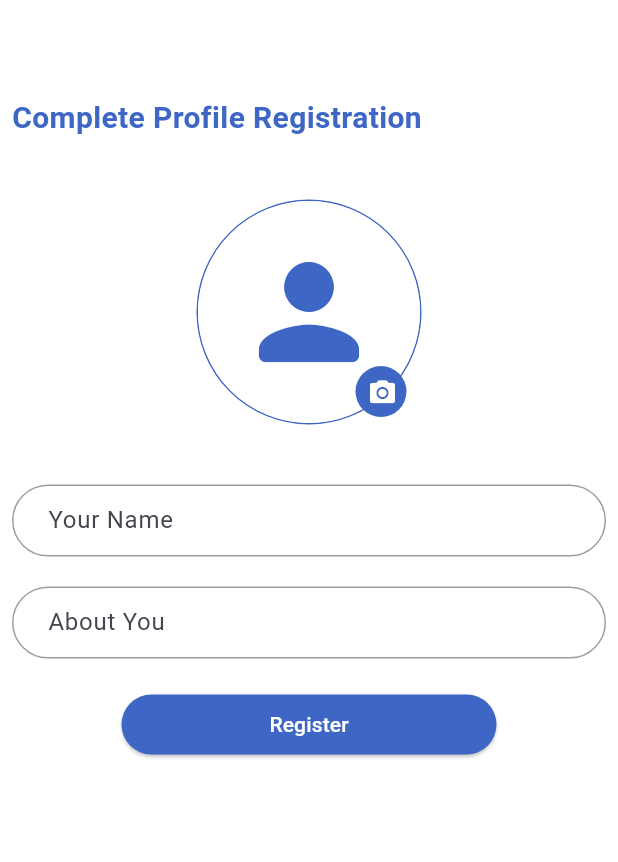
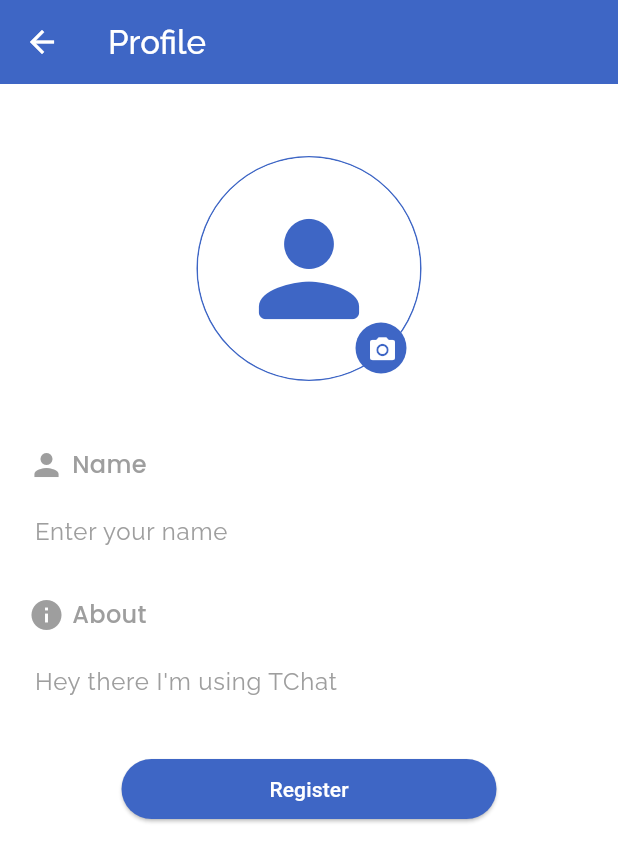
Before and after one commit to lahotimohit/tchat-frontend, a Flutter app: the SignupScreen screen opened directly, on a phone screen of 412 x 824 dp. Shown: the top 862 px of the screen. Run offline on Flutter 3.47's test engine with Material 3 defaults, Android fonts, the phone set to English and light mode, and no system bars; our stand-ins replace connectivity_plus, dio, flutter_carousel_widget, flutter_secure_storage, google_fonts, image_picker and 1 more; missing offline and left inert: agora_uikit; accounts and stored records are empty; project files that could hold a hidden picture were left out.

```diff
--- /dev/null
+++ b/lib/api/register.dart
@@ -0,0 +1,31 @@
+import 'package:dio/dio.dart';
+import 'package:tchat_frontend/interceptors/dio_interceptor.dart';
+import 'package:tchat_frontend/services/storage.dart';
+
+class RegisterAPI {
+  late Dio _dio;
+  SecureStorage storage = SecureStorage();
+
+  RegisterAPI() {
+    _dio = Dio();
+    _dio.interceptors.add(DioInterceptor());
+  }
+
+  final String _loginURL = "http://113.193.84.5:5003/api/v1/auth/register";
+
+  Future<Map<String, dynamic>> dioRegister(
+      String name, String about, String url) async {
+    // TODO: Handle the case when server is off....
+    try {
+      final response = await _dio.post(_loginURL,
+          data: {"profilePicture": url, "about": about, "name": name});
+      if (response.statusCode == 200) {
+        String message = response.data['message'];
+        return {"msg": message, "code": 200};
+      }
+      return {"error": "Unexpected error arises...", "code": 401};
+    } on DioException catch (e) {
+      return {"error": e, "code": 401};
+    }
+  }
+}
--- a/lib/authentication/screen/signup.dart
+++ b/lib/authentication/screen/signup.dart
@@ -1,12 +1,12 @@
-import 'dart:convert';
 import 'package:flutter/material.dart';
+import 'package:google_fonts/google_fonts.dart';
 import 'package:image_picker/image_picker.dart';
+import 'package:tchat_frontend/api/register.dart';
+import 'package:tchat_frontend/authentication/widgets/snackmessage.dart';
 import 'dart:io';
 import 'package:tchat_frontend/authentication/widgets/bottom_sheet.dart';
 import 'package:tchat_frontend/authentication/widgets/profile_photo.dart';
-import 'package:tchat_frontend/authentication/widgets/text_field.dart';
-import 'package:tchat_frontend/otp/screen/main.dart';
-import 'package:http/http.dart' as http;
+import 'package:tchat_frontend/home/screen/main.dart';
 
 class SignupScreen extends StatefulWidget {
   const SignupScreen({super.key});
@@ -17,10 +17,15 @@ class SignupScreen extends StatefulWidget {
 
 class _SignupScreenState extends State<SignupScreen> {
   final ImagePicker _picker = ImagePicker();
+  bool isRegister = false;
+  final TextEditingController _nameController = TextEditingController();
+  final TextEditingController _aboutController = TextEditingController();
   XFile? _image;
 
-  final _emailController = TextEditingController();
-  final _passwordController = TextEditingController();
+  @override
+  void initState() {
+    super.initState();
+  }
 
   void _openBottomSheet(BuildContext context) {
     showModalBottomSheet(
@@ -43,65 +48,61 @@ class _SignupScreenState extends State<SignupScreen> {
 
   @override
   void dispose() {
-    _emailController.dispose();
-    _passwordController.dispose();
     super.dispose();
   }
 
   void _submitSignup() async {
-    if (_emailController.text.isEmpty || _passwordController.text.isEmpty) {
-      ScaffoldMessenger.of(context).showSnackBar(const SnackBar(
-        content: Text("All fields are necessary"),
-        duration: Duration(seconds: 2),
-      ));
-    } else if (_passwordController.text.length < 6) {
-      ScaffoldMessenger.of(context).showSnackBar(const SnackBar(
-        content: Text("Password length must be atleast 6 digits"),
-        duration: Duration(seconds: 2),
-      ));
-    } else if (!_emailController.text.contains("@")) {
-      ScaffoldMessenger.of(context).showSnackBar(const SnackBar(
-        content: Text("Please enter valid email address"),
-        duration: Duration(seconds: 2),
-      ));
+    try {
+      RegisterAPI api = RegisterAPI();
+      final Map<String, dynamic> result = await api.dioRegister(
+          "https://placehold.co/600x400",
+          _aboutController.text.trim(),
+          _nameController.text.trim());
+      setState(() {
+        isRegister = false;
+      });
+      Navigator.of(context).pop();
+
+      if (result['code'] == 401) {
+        snackmessage(context, result['error']);
       } else {
-      var url = Uri.http("192.168.14.23:8000", "/register");
-      var response = await http.post(url,
-          body: json.encode({
-            "email": _emailController.text,
-            "password": _passwordController.text
-          }));
-      if (response.statusCode == 200) {
+        snackmessage(context, result['msg']);
         Navigator.of(context)
-            .push(MaterialPageRoute(builder: (ctx) => OtpScreen()));
-      } else {
-        print(response.body);
-        ScaffoldMessenger.of(context).showSnackBar(SnackBar(
-          content: Text(json.decode(response.body).toString()),
-          duration: Duration(seconds: 2),
-        ));
+            .push(MaterialPageRoute(builder: (ctx) => const HomeMainScreen()));
       }
+    } catch (e) {
+      setState(() {
+        isRegister = false;
+      });
+      snackmessage(context, "Internal Server Error");
     }
   }
 
   @override
   Widget build(BuildContext context) {
     return Scaffold(
-      appBar: AppBar(),
+      appBar: AppBar(
+        backgroundColor: Theme.of(context).colorScheme.primary,
+        leading: IconButton(
+            onPressed: () {
+              Navigator.of(context).pop();
+            },
+            icon: const Icon(
+              Icons.arrow_back,
+              color: Colors.white,
+            )),
+        title: Text(
+          "Profile",
+          style: GoogleFonts.raleway(
+              color: Colors.white, fontWeight: FontWeight.w500),
+        ),
+      ),
       body: SingleChildScrollView(
         child: Padding(
           padding: const EdgeInsets.all(8.0),
           child: Column(
             crossAxisAlignment: CrossAxisAlignment.start,
             children: [
-              Text(
-                "Complete Profile Registration",
-                style: TextStyle(
-                  color: Theme.of(context).colorScheme.primary,
-                  fontSize: 20,
-                  fontWeight: FontWeight.bold,
-                ),
-              ),
               const SizedBox(height: 40),
               Center(
                 child: ProfilePhoto(
@@ -110,15 +111,28 @@ class _SignupScreenState extends State<SignupScreen> {
                 ),
               ),
               const SizedBox(height: 40),
-              TextFieldWidget(
-                  controller: _emailController,
-                  labelText: "Your Name",
-                  obscureText: false),
-              const SizedBox(height: 20),
-              TextFieldWidget(
-                  controller: _passwordController,
-                  labelText: "About You",
-                  obscureText: true),
+              Center(
+                child: SizedBox(
+                  width: MediaQuery.of(context).size.width - 30,
+                  child: Card(
+                    color: Colors.white,
+                    elevation: 0,
+                    child: Column(
+                      children: [
+                        cardItem(
+                            const Icon(
+                              Icons.person,
+                              color: Colors.grey,
+                            ),
+                            "Name",
+                            _nameController,
+                            "Enter your name"),
+                        const SizedBox(height: 16),
+                        cardItem(
+                            const Icon(Icons.info, color: Colors.grey),
+                            "About",
+                            _aboutController,
+                            "Hey there I'm using TChat"),
                         const SizedBox(height: 20),
                         Center(
                           child: SizedBox(
@@ -128,10 +142,20 @@ class _SignupScreenState extends State<SignupScreen> {
                                 _submitSignup();
                               },
                               style: ElevatedButton.styleFrom(
-                      backgroundColor: Theme.of(context).colorScheme.primary,
-                      foregroundColor: Theme.of(context).colorScheme.surface,
+                                backgroundColor:
+                                    Theme.of(context).colorScheme.primary,
+                                foregroundColor:
+                                    Theme.of(context).colorScheme.surface,
                               ),
                               child: const Text("Register"),
+                            ),
+                          ),
+                        ),
+                        const SizedBox(
+                          height: 50,
+                        )
+                      ],
+                    ),
                   ),
                 ),
               ),
@@ -142,3 +166,38 @@ class _SignupScreenState extends State<SignupScreen> {
     );
   }
 }
+
+Widget cardItem(Icon labelIcon, String labelTitle,
+    TextEditingController controller, String hintText) {
+  return Column(
+    children: [
+      Row(
+        children: [
+          labelIcon,
+          const SizedBox(
+            width: 5,
+          ),
+          Text(labelTitle,
+              style: GoogleFonts.poppins(
+                fontSize: 16,
+                color: Colors.grey,
+                fontWeight: FontWeight.w500,
+              )),
+        ],
+      ),
+      const SizedBox(height: 4),
+      Card(
+        color: Colors.white,
+        elevation: 0,
+        child: TextField(
+          controller: controller,
+          decoration: InputDecoration(
+              border: InputBorder.none,
+              hintText: hintText,
+              hintStyle: GoogleFonts.raleway(
+                  color: Colors.grey, fontWeight: FontWeight.w400)),
+        ),
+      ),
+    ],
+  );
+}
--- a/lib/authentication/widgets/main.dart
+++ b/lib/authentication/widgets/main.dart
@@ -1,7 +1,7 @@
 import 'package:connectivity_plus/connectivity_plus.dart';
 import 'package:flutter/cupertino.dart';
 import 'package:flutter/material.dart';
-import 'package:tchat_frontend/authentication/api/login.dart';
+import 'package:tchat_frontend/api/login.dart';
 import 'package:tchat_frontend/authentication/validators/auth.dart';
 import 'package:tchat_frontend/authentication/widgets/snackmessage.dart';
 import 'package:tchat_frontend/authentication/widgets/text_field.dart';
--- a/lib/otp/screen/main.dart
+++ b/lib/otp/screen/main.dart
@@ -3,7 +3,7 @@ import 'package:flutter/cupertino.dart';
 import 'dart:async';
 import 'package:google_fonts/google_fonts.dart';
 import 'package:lottie/lottie.dart';
-import 'package:tchat_frontend/authentication/api/otp.dart';
+import 'package:tchat_frontend/api/otp.dart';
 import 'package:tchat_frontend/authentication/screen/signup.dart';
 import 'package:tchat_frontend/home/screen/main.dart';
 import 'package:tchat_frontend/services/storage.dart';
@@ -48,7 +48,6 @@ class _OtpVerificationScreenState extends State<OtpScreen> {
     try {
       OtpAPI api = OtpAPI();
       final Map<String, dynamic> result = await api.verifyOtp(otp);
-      print("result isssssssssssssssssssss: ${result}");
       setState(() {
         isVerified = false;
       });
--- a/pubspec.yaml
+++ b/pubspec.yaml
@@ -46,6 +46,7 @@ dependencies:
   flutter_secure_storage: ^4.2.1
   dio: ^5.7.0
   connectivity_plus: ^6.1.1
+  flutter_contacts: ^1.1.9+2
 
 dev_dependencies:
   flutter_test:
```
Also changed, not shown: lib/api/otp.dart (renamed from lib/authentication/api/otp.dart, +3 -15 lines), lib/api/login.dart (renamed from lib/authentication/api/login.dart), pubspec.lock. Lines whose indentation alone changed are shown as unchanged.
